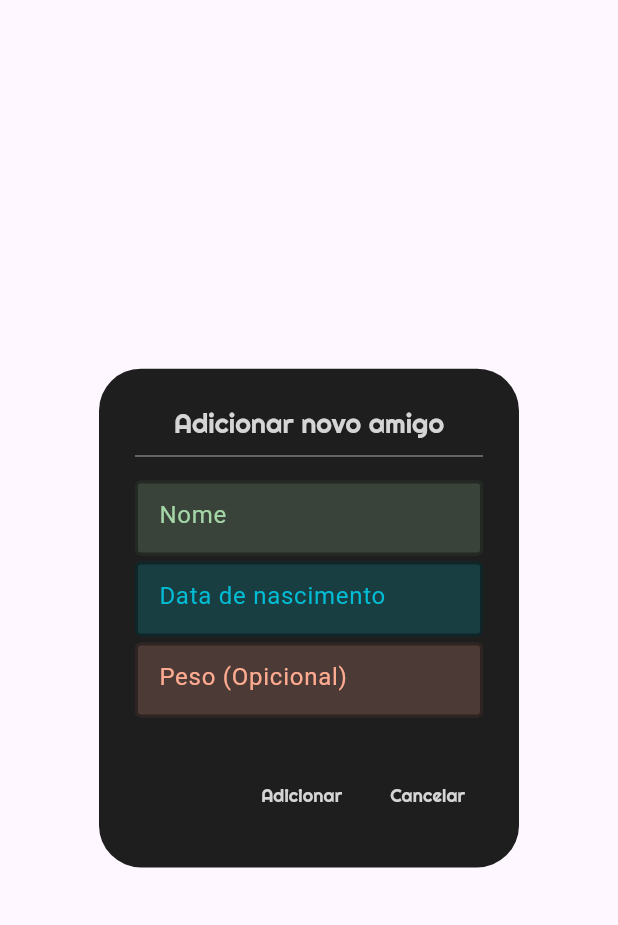
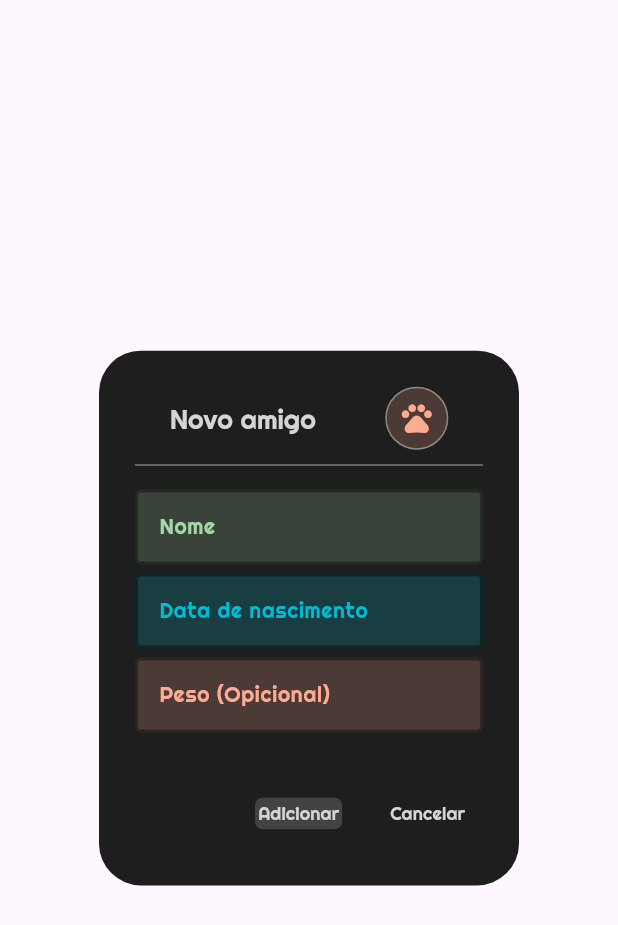
Before and after one commit to AndreNagem1/AmigoPet, a Flutter app: the AddPetDialog widget shown alone on an empty page, opened directly, on a phone screen of 412 x 824 dp. Shown: the top 925 px of the screen. Run offline on Flutter 3.47's test engine with Material 3 defaults, Android fonts, the light colour scheme and no system bars; our stand-ins replace fl_chart, flutter_bloc, google_fonts, shimmer.

Commit message:
fix add pet dialog layout

```diff
--- a/lib/common_ui/letter_decoration.dart
+++ b/lib/common_ui/letter_decoration.dart
@@ -6,6 +6,12 @@ class AppStyles {
   static final TextStyle righteous18TextStyle = GoogleFonts.righteous(
     textStyle: TextStyle(
       fontSize: 18,
+      color: AppColors.letterColor,
+    ),
+  );
+  static final TextStyle righteous14TextStyle = GoogleFonts.righteous(
+    textStyle: TextStyle(
+      fontSize: 14,
       color: AppColors.letterColor,
     ),
   );
--- a/lib/home/presentation/ui/add_pet_dialog/add_pet_dialog.dart
+++ b/lib/home/presentation/ui/add_pet_dialog/add_pet_dialog.dart
@@ -1,4 +1,5 @@
 import 'package:amigo_pet/colors/app_colors.dart';
+import 'package:amigo_pet/common_ui/highlighted_text.dart';
 import 'package:amigo_pet/common_ui/letter_decoration.dart';
 import 'package:flutter/cupertino.dart';
 import 'package:flutter/material.dart';
@@ -15,9 +16,36 @@ class AddPetDialog extends StatelessWidget {
       backgroundColor: AppColors.surface,
       title: Column(
         children: [
-          Text(
-            'Adicionar novo amigo',
-            style: AppStyles.righteous18TextStyle,
+          Row(
+            mainAxisAlignment: MainAxisAlignment.spaceAround,
+            children: [
+              Text(
+                'Novo amigo',
+                style: AppStyles.righteous18TextStyle,
+              ),
+              Container(
+                decoration: BoxDecoration(
+                  borderRadius: const BorderRadius.only(
+                    topLeft: Radius.circular(30),
+                    topRight: Radius.circular(30),
+                    bottomLeft: Radius.circular(30),
+                    bottomRight: Radius.circular(30),
+                  ),
+                  border: Border.all(
+                    color: Colors.white38,
+                    width: 1,
+                  ),
+                  color: AppColors.pastelOrange.withOpacity(0.2),
+                ),
+                child: Padding(
+                  padding: const EdgeInsets.all(8.0),
+                  child: Icon(
+                    Icons.pets_outlined,
+                    color: AppColors.pastelOrange,
+                  ),
+                ),
+              )
+            ],
           ),
           SizedBox(height: 10),
           AppDivider()
@@ -33,19 +61,21 @@ class AddPetDialog extends StatelessWidget {
             AddPetInput(
               labelColor: AppColors.cyan,
               label: 'Data de nascimento',
+              inputType: TextInputType.datetime,
             ),
             AddPetInput(
               labelColor: AppColors.pastelOrange,
               label: 'Peso (Opicional)',
+              inputType: TextInputType.number,
             ),
           ],
         ),
       ),
       actions: <Widget>[
         TextButton(
-          child: Text(
-            'Adicionar',
-            style: AppStyles.righteous12TextStyle,
+          child: HighLightedText(
+            label :'Adicionar',
+            labelColor: AppColors.letterColor,
           ),
           onPressed: () {
             Navigator.of(context).pop(); // Close the dialog
--- a/lib/home/presentation/ui/add_pet_dialog/add_pet_input.dart
+++ b/lib/home/presentation/ui/add_pet_dialog/add_pet_input.dart
@@ -1,15 +1,17 @@
-
+import 'package:amigo_pet/common_ui/letter_decoration.dart';
 import 'package:flutter/cupertino.dart';
 import 'package:flutter/material.dart';
 
 class AddPetInput extends StatelessWidget {
   final Color labelColor;
   final String label;
+  final TextInputType? inputType;
 
   const AddPetInput({
     super.key,
     required this.labelColor,
     required this.label,
+    this.inputType,
   });
 
   @override
@@ -31,9 +33,11 @@ class AddPetInput extends StatelessWidget {
               hintText: label,
               hintStyle: TextStyle(color: labelColor),
             ),
+            style: AppStyles.righteous14TextStyle,
+            keyboardType: inputType ?? TextInputType.text,
           ),
         ),
-        SizedBox(height: 4)
+        SizedBox(height: 6)
       ],
     );
   }
```
